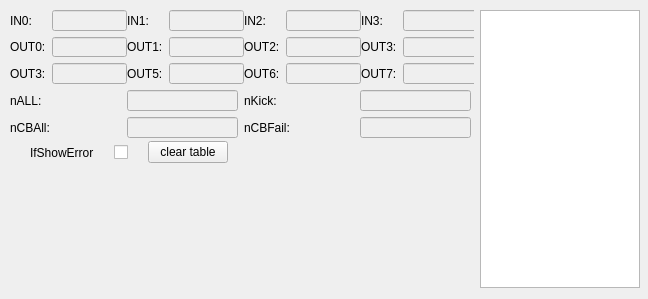
Above: IOCard.ui from wwlzq5/3taiSever before the change. Below: the same form after it.
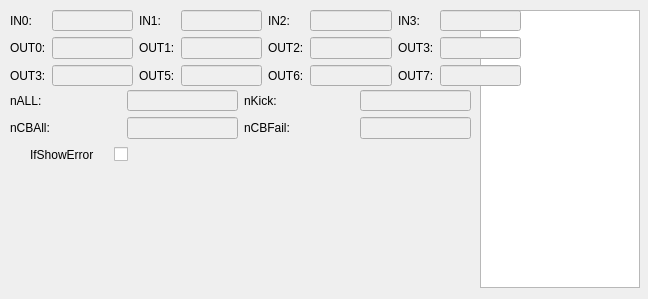
That is the form after the change.

Patch:
```diff
--- a/IOCard.ui
+++ b/IOCard.ui
@@ -46,8 +46,8 @@
     <rect>
      <x>10</x>
      <y>10</y>
-     <width>464</width>
-     <height>74</height>
+     <width>511</width>
+     <height>76</height>
     </rect>
    </property>
    <layout class="QGridLayout" name="gridLayout">
@@ -407,7 +407,7 @@
      <x>10</x>
      <y>140</y>
      <width>461</width>
-     <height>25</height>
+     <height>30</height>
     </rect>
    </property>
    <layout class="QHBoxLayout" name="horizontalLayout_2">
@@ -435,13 +435,6 @@
       </item>
      </layout>
     </item>
-    <item>
-     <widget class="QPushButton" name="pushButton">
-      <property name="text">
-       <string>clear table</string>
-      </property>
-     </widget>
-    </item>
     <item>
      <spacer name="horizontalSpacer">
       <property name="orientation">
@@ -463,7 +456,7 @@
      <x>10</x>
      <y>170</y>
      <width>461</width>
-     <height>113</height>
+     <height>139</height>
     </rect>
    </property>
    <layout class="QHBoxLayout" name="horizontalLayout_17" stretch="3,7">
@@ -566,7 +559,7 @@
      <x>10</x>
      <y>90</y>
      <width>461</width>
-     <height>48</height>
+     <height>49</height>
     </rect>
    </property>
    <layout class="QGridLayout" name="gridLayout_2" columnstretch="0,0,0,0">
```
